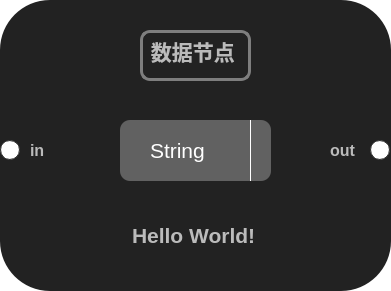
Qt form NodeShow/GraphicsNode/GraphicsDataNode.ui (duanzhaol/ChartScript) before a commit.
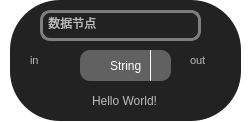
The same form after that commit. Icons and pictures are not drawn. Custom widgets are drawn as their Qt base class.

Patch:
```diff
--- a/NodeShow/GraphicsNode/GraphicsDataNode.ui
+++ b/NodeShow/GraphicsNode/GraphicsDataNode.ui
@@ -6,8 +6,8 @@
    <rect>
     <x>0</x>
     <y>0</y>
-    <width>391</width>
-    <height>291</height>
+    <width>250</width>
+    <height>122</height>
    </rect>
   </property>
   <property name="minimumSize">
@@ -31,16 +31,16 @@
   <widget class="QComboBox" name="comboBox">
    <property name="geometry">
     <rect>
-     <x>120</x>
-     <y>120</y>
-     <width>151</width>
-     <height>61</height>
+     <x>80</x>
+     <y>50</y>
+     <width>91</width>
+     <height>31</height>
     </rect>
    </property>
    <property name="font">
     <font>
      <family>Segoe UI</family>
-     <pointsize>16</pointsize>
+     <pointsize>9</pointsize>
     </font>
    </property>
    <property name="styleSheet">
@@ -100,10 +100,10 @@
   <widget class="QLabel" name="nodeBackground">
    <property name="geometry">
     <rect>
-     <x>0</x>
+     <x>10</x>
      <y>0</y>
-     <width>391</width>
-     <height>291</height>
+     <width>231</width>
+     <height>121</height>
     </rect>
    </property>
    <property name="styleSheet">
@@ -122,18 +122,18 @@
   <widget class="QLineEdit" name="lineEdit">
    <property name="geometry">
     <rect>
-     <x>130</x>
-     <y>210</y>
-     <width>131</width>
-     <height>51</height>
+     <x>90</x>
+     <y>90</y>
+     <width>81</width>
+     <height>21</height>
     </rect>
    </property>
    <property name="font">
     <font>
      <family>Segoe UI</family>
-     <pointsize>16</pointsize>
-     <weight>75</weight>
-     <bold>true</bold>
+     <pointsize>9</pointsize>
+     <weight>50</weight>
+     <bold>false</bold>
     </font>
    </property>
    <property name="styleSheet">
@@ -147,18 +147,18 @@
   <widget class="QLineEdit" name="lineEdit_2">
    <property name="geometry">
     <rect>
-     <x>140</x>
-     <y>30</y>
-     <width>111</width>
-     <height>51</height>
+     <x>40</x>
+     <y>10</y>
+     <width>161</width>
+     <height>31</height>
     </rect>
    </property>
    <property name="font">
     <font>
      <family>Segoe UI</family>
-     <pointsize>16</pointsize>
-     <weight>75</weight>
-     <bold>true</bold>
+     <pointsize>9</pointsize>
+     <weight>50</weight>
+     <bold>false</bold>
     </font>
    </property>
    <property name="styleSheet">
@@ -172,8 +172,8 @@
   <widget class="QLabel" name="label">
    <property name="geometry">
     <rect>
-     <x>330</x>
-     <y>140</y>
+     <x>190</x>
+     <y>50</y>
      <width>31</width>
      <height>21</height>
     </rect>
@@ -181,9 +181,9 @@
    <property name="font">
     <font>
      <family>Segoe UI</family>
-     <pointsize>12</pointsize>
-     <weight>75</weight>
-     <bold>true</bold>
+     <pointsize>8</pointsize>
+     <weight>50</weight>
+     <bold>false</bold>
     </font>
    </property>
    <property name="text">
@@ -194,7 +194,7 @@
    <property name="geometry">
     <rect>
      <x>30</x>
-     <y>140</y>
+     <y>50</y>
      <width>31</width>
      <height>21</height>
     </rect>
@@ -202,9 +202,9 @@
    <property name="font">
     <font>
      <family>Segoe UI</family>
-     <pointsize>12</pointsize>
-     <weight>75</weight>
-     <bold>true</bold>
+     <pointsize>8</pointsize>
+     <weight>50</weight>
+     <bold>false</bold>
     </font>
    </property>
    <property name="text">
@@ -214,126 +214,22 @@
   <widget class="QWidget" name="inputPort" native="true">
    <property name="geometry">
     <rect>
-     <x>0</x>
-     <y>140</y>
-     <width>20</width>
-     <height>20</height>
+     <x>10</x>
+     <y>50</y>
+     <width>16</width>
+     <height>16</height>
     </rect>
    </property>
-   <property name="windowTitle">
-    <string>Form</string>
-   </property>
-   <widget class="QPushButton" name="inputButton">
-    <property name="geometry">
-     <rect>
-      <x>0</x>
-      <y>0</y>
-      <width>20</width>
-      <height>20</height>
-     </rect>
-    </property>
-    <property name="minimumSize">
-     <size>
-      <width>0</width>
-      <height>0</height>
-     </size>
-    </property>
-    <property name="maximumSize">
-     <size>
-      <width>16777215</width>
-      <height>16777215</height>
-     </size>
-    </property>
-    <property name="styleSheet">
-     <string notr="true">QPushButton {
-							 border: 1px solid #333333;
-							 padding: 4px;
-							 border-radius:10px;
-
-							 background-color: rgb(255, 255, 255);
-						 }
-
-						 QPushButton:hover {
-							 background-color: rgb(52, 167, 255);
-							 border-color: #444444;
-						 }
-
-						 QPushButton:pressed {
-							 background-color: rgb(46, 39, 239);
-							 border-color: #333333;
-							 color: yellow;
-						 }
-
-						 QPushButton:disabled {
-							 color: #333333;
-						 }</string>
-    </property>
-    <property name="text">
-     <string/>
-    </property>
-   </widget>
   </widget>
   <widget class="QWidget" name="outputPort" native="true">
    <property name="geometry">
     <rect>
-     <x>370</x>
-     <y>140</y>
-     <width>20</width>
-     <height>20</height>
+     <x>220</x>
+     <y>50</y>
+     <width>16</width>
+     <height>16</height>
     </rect>
    </property>
-   <property name="windowTitle">
-    <string>Form</string>
-   </property>
-   <widget class="QPushButton" name="outButton">
-    <property name="geometry">
-     <rect>
-      <x>0</x>
-      <y>0</y>
-      <width>20</width>
-      <height>20</height>
-     </rect>
-    </property>
-    <property name="minimumSize">
-     <size>
-      <width>0</width>
-      <height>0</height>
-     </size>
-    </property>
-    <property name="maximumSize">
-     <size>
-      <width>16777215</width>
-      <height>16777215</height>
-     </size>
-    </property>
-    <property name="styleSheet">
-     <string notr="true">QPushButton {
-							 border: 1px solid #333333;
-							 padding: 4px;
-							 border-radius:10px;
-
-							 background-color: rgb(255, 255, 255);
-						 }
-
-						 QPushButton:hover {
-							 background-color: rgb(52, 167, 255);
-							 border-color: #444444;
-						 }
-
-						 QPushButton:pressed {
-							 background-color: rgb(46, 39, 239);
-							 border-color: #333333;
-							 color: yellow;
-						 }
-
-						 QPushButton:disabled {
-							 color: #333333;
-						 }</string>
-    </property>
-    <property name="text">
-     <string/>
-    </property>
-   </widget>
   </widget>
   <zorder>nodeBackground</zorder>
   <zorder>comboBox</zorder>
@@ -344,6 +240,13 @@
   <zorder>inputPort</zorder>
   <zorder>outputPort</zorder>
  </widget>
+ <customwidgets>
+  <customwidget>
+   <class>Port</class>
+   <extends>QWidget</extends>
+   <header>port.h</header>
+  </customwidget>
+ </customwidgets>
  <resources/>
  <connections/>
 </ui>
```
Left out of the diff: 4 changed lines with no effect on the pictures.
